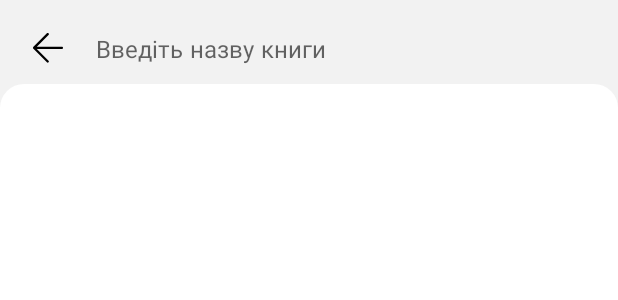
After one commit to SviatKuzbyt/Library, an Android app: the layout activity_search.xml on its own in the app's theme, with its tools: preview values and no code run, on a phone screen of 412 x 824 dp. The commit adds this screen. Shown: the top 300 px of the screen. Run offline under Robolectric (Android 15) with nearby library versions, the phone set to English and light mode, and no system bars.

Commit message:
created SearchActivity

```diff
--- a/app/src/main/AndroidManifest.xml
+++ b/app/src/main/AndroidManifest.xml
@@ -13,6 +13,12 @@
         android:supportsRtl="true"
         android:theme="@style/Theme.Library"
         tools:targetApi="31">
+        <activity
+            android:name=".ui.main.catalog.search.SearchActivity"
+            android:windowSoftInputMode="stateVisible"
+            android:exported="false"
+            android:theme="@style/SearchTheme"
+            />
         <activity
             android:name=".ui.main.catalog.category.CategoryActivity"
             android:exported="false" />
--- a/app/src/main/java/com/sviatkuzbyt/library/data/database/LibraryDao.kt
+++ b/app/src/main/java/com/sviatkuzbyt/library/data/database/LibraryDao.kt
@@ -28,4 +28,7 @@ interface LibraryDao {
 
     @Query("SELECT id, imageId, name, author FROM Book WHERE categories LIKE :category")
     fun getBooksByCategory(category: String): List<BookRecyclerWithoutImg>
+
+    @Query("SELECT id, imageId, name, author FROM Book WHERE name LIKE :name")
+    fun getBooksByName(name: String): List<BookRecyclerWithoutImg>
 }
--- a/app/src/main/java/com/sviatkuzbyt/library/ui/main/catalog/category/CategoryActivity.kt
+++ b/app/src/main/java/com/sviatkuzbyt/library/ui/main/catalog/category/CategoryActivity.kt
@@ -10,9 +10,6 @@ import com.sviatkuzbyt.library.ui.elements.recycleradapters.BookAdapter
 
 class CategoryActivity : AppCompatActivity() {
     private lateinit var binding: ActivityCategoryBinding
-
-
-
 
     override fun onCreate(savedInstanceState: Bundle?) {
         super.onCreate(savedInstanceState)
--- a/app/src/main/java/com/sviatkuzbyt/library/ui/other/login/LoginActivity.kt
+++ b/app/src/main/java/com/sviatkuzbyt/library/ui/other/login/LoginActivity.kt
@@ -46,7 +46,7 @@ class LoginActivity : AppCompatActivity() {
             startActivity(Intent(this, RegisterActivity::class.java))
         }
 
-        passwordText.setOnEditorActionListener { v, actionId, event ->
+        passwordText.setOnEditorActionListener { _, actionId, _ ->
             return@setOnEditorActionListener when (actionId) {
                 EditorInfo.IME_ACTION_DONE -> {
                     login()
--- /dev/null
+++ b/app/src/main/res/drawable/rounded_space.xml
@@ -0,0 +1,8 @@
+<?xml version="1.0" encoding="utf-8"?>
+<shape xmlns:android="http://schemas.android.com/apk/res/android">
+    <solid
+        android:color="?android:windowBackground"/>
+    <corners
+        android:topLeftRadius="16dp"
+        android:topRightRadius="16dp"/>
+</shape>
--- /dev/null
+++ b/app/src/main/res/layout/activity_search.xml
@@ -0,0 +1,58 @@
+<?xml version="1.0" encoding="utf-8"?>
+<androidx.constraintlayout.widget.ConstraintLayout xmlns:android="http://schemas.android.com/apk/res/android"
+    xmlns:app="http://schemas.android.com/apk/res-auto"
+    xmlns:tools="http://schemas.android.com/tools"
+    android:layout_width="match_parent"
+    android:layout_height="match_parent"
+    tools:context=".ui.main.catalog.search.SearchActivity"
+    android:background="?attr/colorSecondaryVariant"
+    >
+
+    <androidx.appcompat.widget.AppCompatButton
+        android:id="@+id/backSearchButton"
+        android:layout_width="48dp"
+        android:layout_height="48dp"
+        android:layout_marginStart="8dp"
+        android:layout_marginTop="8dp"
+        android:background="@drawable/back_ic"
+        app:layout_constraintStart_toStartOf="parent"
+        app:layout_constraintTop_toTopOf="parent" />
+
+    <EditText
+        android:id="@+id/editTextSearch"
+        style="@style/textGeneral"
+        android:layout_width="0dp"
+        android:layout_height="wrap_content"
+        android:layout_marginStart="8dp"
+        android:layout_marginEnd="16dp"
+        android:background="@android:color/transparent"
+        android:ems="10"
+        android:hint="@string/enter_name"
+        android:imeOptions="actionSearch"
+        android:importantForAutofill="no"
+        android:inputType="textCapSentences"
+        android:minHeight="48dp"
+        app:layout_constraintEnd_toEndOf="parent"
+        app:layout_constraintStart_toEndOf="@+id/backSearchButton"
+        app:layout_constraintTop_toTopOf="@+id/backSearchButton" />
+
+    <View
+        android:id="@+id/view"
+        android:layout_width="match_parent"
+        android:layout_height="16dp"
+        android:background="@drawable/rounded_space"
+        app:layout_constraintEnd_toEndOf="parent"
+        app:layout_constraintStart_toStartOf="parent"
+        app:layout_constraintTop_toBottomOf="@+id/editTextSearch" />
+
+    <androidx.recyclerview.widget.RecyclerView
+        android:id="@+id/recyclerSearch"
+        android:layout_width="0dp"
+        android:layout_height="0dp"
+        android:background="?android:windowBackground"
+        app:layout_constraintBottom_toBottomOf="parent"
+        app:layout_constraintEnd_toEndOf="parent"
+        app:layout_constraintStart_toStartOf="parent"
+        app:layout_constraintTop_toBottomOf="@+id/view"
+        android:paddingHorizontal="16dp"/>
+</androidx.constraintlayout.widget.ConstraintLayout>
--- a/app/src/main/res/values-night/themes.xml
+++ b/app/src/main/res/values-night/themes.xml
@@ -14,5 +14,6 @@
         <item name="android:statusBarColor">@color/dark_blue</item>
         <item name="android:navigationBarColor">@color/dark_blue</item>
         <!-- Customize your theme here. -->
+        <item name="android:windowActivityTransitions">true</item>
     </style>
 </resources>
--- a/app/src/main/res/values/my_styles.xml
+++ b/app/src/main/res/values/my_styles.xml
@@ -10,4 +10,10 @@
     <style name="MainBottomNavigation">
         <item name="fontFamily">@font/inter</item>
     </style>
+
+    <style name="SearchTheme" parent="Theme.Library">
+        <item name="android:statusBarColor">?attr/colorSecondaryVariant</item>
+        <item name="android:windowEnterAnimation">@android:anim/fade_in</item>
+        <item name="android:windowExitAnimation">@android:anim/fade_out</item>
+    </style>
 </resources>
--- a/app/src/main/res/values/strings.xml
+++ b/app/src/main/res/values/strings.xml
@@ -34,4 +34,5 @@
     <string name="search">Пошук</string>
     <string name="recommendation">Рекомендуємо</string>
     <string name="categories">Категорії</string>
+    <string name="enter_name">Введіть назву книги</string>
 </resources>
--- a/app/src/main/res/values/themes.xml
+++ b/app/src/main/res/values/themes.xml
@@ -13,5 +13,6 @@
         <!-- Status bar color. -->
         <item name="android:statusBarColor">@color/white</item>
         <item name="android:windowLightStatusBar">true</item>
+        <item name="android:windowActivityTransitions">true</item>
     </style>
 </resources>
```
Also changed, not shown: app/src/main/java/com/sviatkuzbyt/library/data/repositories/SearchRepository.kt (added, +20 -0 lines), app/src/main/java/com/sviatkuzbyt/library/ui/elements/recycleradapters/BookAdapter.kt (+6 -1 lines), app/src/main/java/com/sviatkuzbyt/library/ui/elements/recycleradapters/SearchAdapter.kt (added, +13 -0 lines), app/src/main/java/com/sviatkuzbyt/library/ui/main/catalog/CatalogFragment.kt (+11 -1 lines), app/src/main/java/com/sviatkuzbyt/library/ui/main/catalog/search/SearchActivity.kt (added, +54 -0 lines), app/src/main/java/com/sviatkuzbyt/library/ui/main/catalog/search/SearchViewModel.kt (added, +23 -0 lines), app/src/main/res/layout/book_item.xml (+9 -7 lines).
